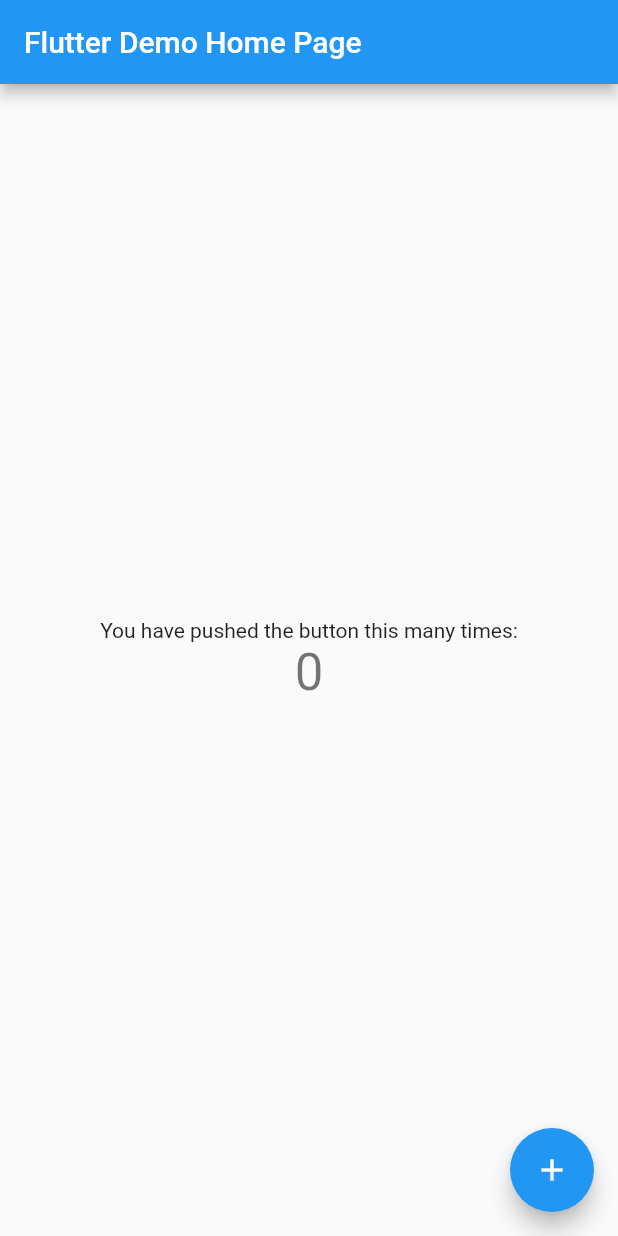
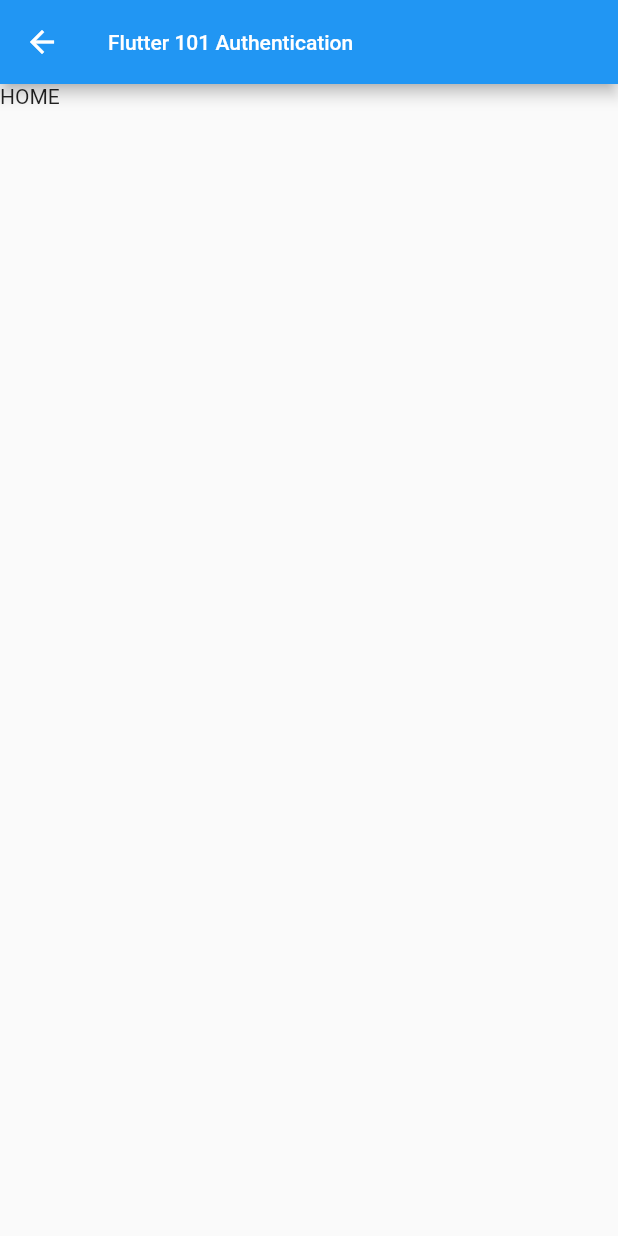
Before and after one commit to Likhit-P101/AppFlutterAuthen, a Flutter app: the screen it shows after launch, on a phone screen of 412 x 824 dp. Run offline on Flutter 3.47's test engine with Material 2 defaults, Android fonts, the phone set to English and light mode, and no system bars.

```diff
--- a/lib/main.dart
+++ b/lib/main.dart
@@ -1,111 +1,29 @@
 import 'package:flutter/material.dart';
+import 'package:app_flutter_authen/src/ui/home_page.dart';
+import 'package:app_flutter_authen/src/ui/splash_screen_page.dart';
 
 void main() => runApp(MyApp());
 
 class MyApp extends StatelessWidget {
-  // This widget is the root of your application.
-  @override
-  Widget build(BuildContext context) {
-    return MaterialApp(
-      title: 'Flutter Demo',
-      theme: ThemeData(
-        // This is the theme of your application.
-        //
-        // Try running your application with "flutter run". You'll see the
-        // application has a blue toolbar. Then, without quitting the app, try
-        // changing the primarySwatch below to Colors.green and then invoke
-        // "hot reload" (press "r" in the console where you ran "flutter run",
-        // or simply save your changes to "hot reload" in a Flutter IDE).
-        // Notice that the counter didn't reset back to zero; the application
-        // is not restarted.
-        primarySwatch: Colors.blue,
-      ),
-      home: MyHomePage(title: 'Flutter Demo Home Page'),
-    );
-  }
-}
-
-class MyHomePage extends StatefulWidget {
-  MyHomePage({Key key, this.title}) : super(key: key);
-
-  // This widget is the home page of your application. It is stateful, meaning
-  // that it has a State object (defined below) that contains fields that affect
-  // how it looks.
-
-  // This class is the configuration for the state. It holds the values (in this
-  // case the title) provided by the parent (in this case the App widget) and
-  // used by the build method of the State. Fields in a Widget subclass are
-  // always marked "final".
-
-  final String title;
-
-  @override
-  _MyHomePageState createState() => _MyHomePageState();
-}
-
-class _MyHomePageState extends State<MyHomePage> {
-  int _counter = 0;
-
-  void _incrementCounter() {
-    setState(() {
-      // This call to setState tells the Flutter framework that something has
-      // changed in this State, which causes it to rerun the build method below
-      // so that the display can reflect the updated values. If we changed
-      // _counter without calling setState(), then the build method would not be
-      // called again, and so nothing would appear to happen.
-      _counter++;
-    });
-  }
 
   @override
   Widget build(BuildContext context) {
-    // This method is rerun every time setState is called, for instance as done
-    // by the _incrementCounter method above.
-    //
-    // The Flutter framework has been optimized to make rerunning build methods
-    // fast, so that you can just rebuild anything that needs updating rather
-    // than having to individually change instances of widgets.
-    return Scaffold(
-      appBar: AppBar(
-        // Here we take the value from the MyHomePage object that was created by
-        // the App.build method, and use it to set our appbar title.
-        title: Text(widget.title),
+
+    //Routes
+    var routes = <String, WidgetBuilder>{
+      '/HomePage': (BuildContext context) =>
+      HomePage(strTitleName: 'Flutter 101 Authentication'),
+    };
+
+    return MaterialApp(
+      title: 'Flutter',
+      theme: ThemeData(
+        accentColor: Colors.white,
+        primarySwatch: Colors.blue,
       ),
-      body: Center(
-        // Center is a layout widget. It takes a single child and positions it
-        // in the middle of the parent.
-        child: Column(
-          // Column is also layout widget. It takes a list of children and
-          // arranges them vertically. By default, it sizes itself to fit its
-          // children horizontally, and tries to be as tall as its parent.
-          //
-          // Invoke "debug painting" (press "p" in the console, choose the
-          // "Toggle Debug Paint" action from the Flutter Inspector in Android
-          // Studio, or the "Toggle Debug Paint" command in Visual Studio Code)
-          // to see the wireframe for each widget.
-          //
-          // Column has various properties to control how it sizes itself and
-          // how it positions its children. Here we use mainAxisAlignment to
-          // center the children vertically; the main axis here is the vertical
-          // axis because Columns are vertical (the cross axis would be
-          // horizontal).
-          mainAxisAlignment: MainAxisAlignment.center,
-          children: <Widget>[
-            Text(
-              'You have pushed the button this many times:',
-            ),
-            Text(
-              '$_counter',
-              style: Theme.of(context).textTheme.display1,
-            ),
-          ],
-        ),
-      ),
-      floatingActionButton: FloatingActionButton(
-        onPressed: _incrementCounter,
-        tooltip: 'Increment',
-        child: Icon(Icons.add),
-      ), // This trailing comma makes auto-formatting nicer for build methods.
+      home: SplashScreenPage(),
+      routes: routes,
     );
   }
+
 }
--- /dev/null
+++ b/lib/src/ui/home_page.dart
@@ -0,0 +1,46 @@
+import 'package:flutter/material.dart';
+import 'package:flutter/painting.dart';
+
+class HomePage extends StatefulWidget {
+  const HomePage({Key key, this.strTitleName}) : super(key: key);
+
+  final String strTitleName;
+
+  @override
+  _HomePageState createState() => _HomePageState();
+}
+
+class _HomePageState extends State<HomePage> {
+
+  final formKey = GlobalKey<FormState>();
+
+  @override
+  void initState() {
+    super.initState();
+  }
+
+  Future<void> _handleSignIn() async {
+    try {} catch (e) {}
+  }
+
+  Future<void> _handleSignOut() async {}
+
+  Widget _buildBody() {
+    return Form(
+      key: formKey,child: Text('HOME'),
+    );
+  }
+
+  @override
+  Widget build(BuildContext context) {
+    return Scaffold(
+      appBar: AppBar(
+        title: Text(widget.strTitleName,style: TextStyle(fontSize: 14.0),),
+      ),
+      body: ConstrainedBox(
+        constraints: const BoxConstraints.expand(),
+        child: _buildBody(),
+      ),
+    );
+  }
+}
--- a/pubspec.yaml
+++ b/pubspec.yaml
@@ -41,8 +41,9 @@ flutter:
   uses-material-design: true
 
   # To add assets to your application, add an assets section, like this:
-  # assets:
-  #  - images/a_dot_burr.jpeg
+  assets:
+  - images/flutter-logo.png
+  - images/flutterwithlogo.png
   #  - images/a_dot_ham.jpeg
 
   # An image asset can refer to one or more resolution-specific "variants", see
```
Also changed, not shown: lib/src/ui/splash_screen_page.dart (added, +101 -0 lines), lib/src/utils/my_navigator.dart (added, +11 -0 lines), images/flutter-logo.png (added), images/flutterwithlogo.png (added).
